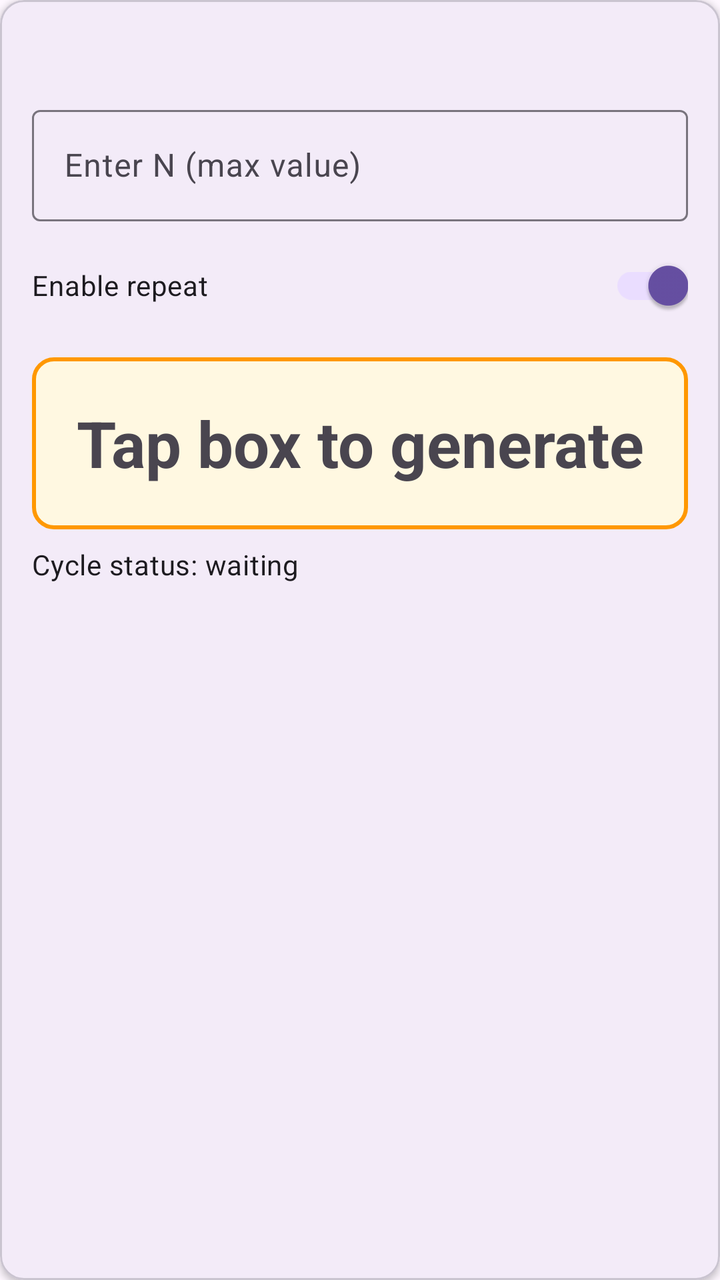
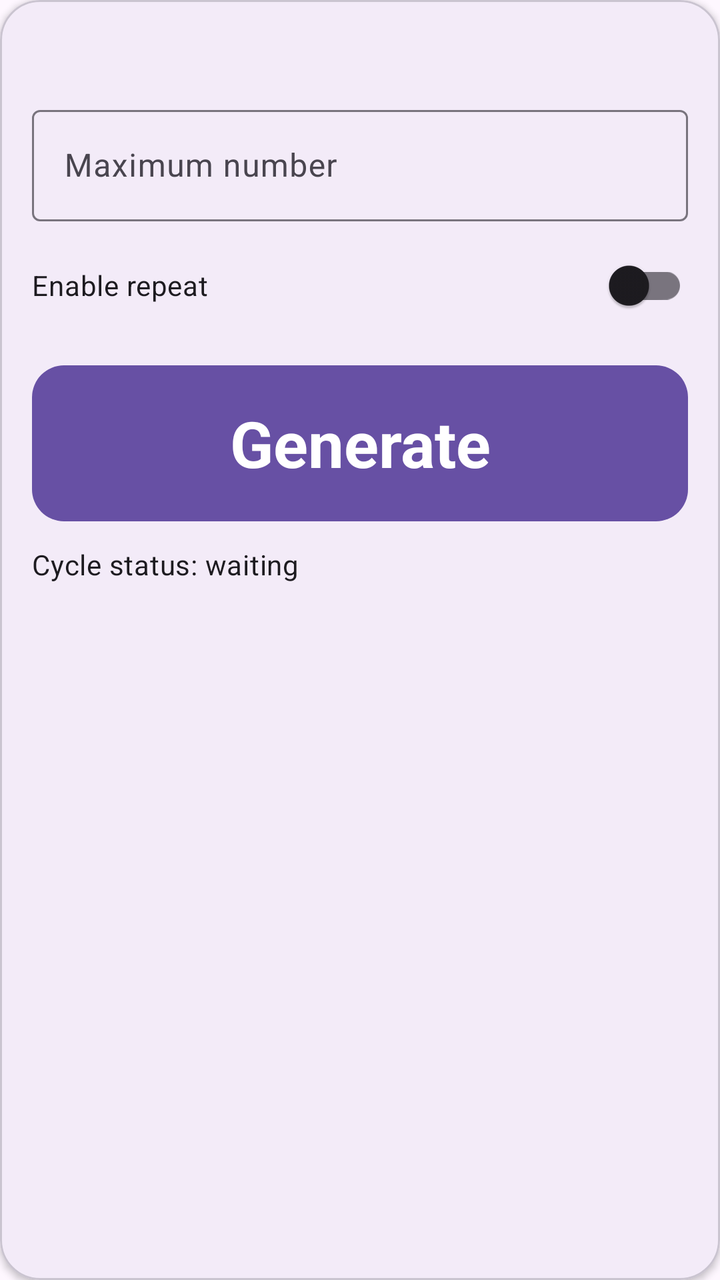

Two renders of the same Android screen: before a commit and after it. Below are the layout's source before the change and the commit's diff.
<!-- AndroidManifest.xml: application theme Theme.RandomGenApp -->
<!-- res/layout/view_random_section.xml -->
<?xml version="1.0" encoding="utf-8"?>
<com.google.android.material.card.MaterialCardView xmlns:android="http://schemas.android.com/apk/res/android"
    xmlns:app="http://schemas.android.com/apk/res-auto"
    android:layout_width="match_parent"
    android:layout_height="wrap_content"
    android:layout_marginBottom="16dp"
    app:cardCornerRadius="12dp"
    app:cardElevation="2dp">

    <LinearLayout
        android:layout_width="match_parent"
        android:layout_height="wrap_content"
        android:orientation="vertical"
        android:padding="16dp">

        <TextView
            android:id="@+id/tvSectionTitle"
            android:layout_width="match_parent"
            android:layout_height="wrap_content"
            android:textAppearance="@style/TextAppearance.Material3.TitleMedium" />

        <com.google.android.material.textfield.TextInputLayout
            android:layout_width="match_parent"
            android:layout_height="wrap_content"
            android:layout_marginTop="12dp"
            android:hint="@string/selected_n_hint">

            <com.google.android.material.textfield.TextInputEditText
                android:id="@+id/etMaxValue"
                android:layout_width="match_parent"
                android:layout_height="wrap_content"
                android:inputType="number" />
        </com.google.android.material.textfield.TextInputLayout>

        <com.google.android.material.switchmaterial.SwitchMaterial
            android:id="@+id/switchRepeat"
            android:layout_width="match_parent"
            android:layout_height="wrap_content"
            android:layout_marginTop="8dp"
            android:text="@string/repeat_switch_label"
            android:checked="true" />

        <TextView
            android:id="@+id/tvResult"
            android:layout_width="match_parent"
            android:layout_height="wrap_content"
            android:layout_marginTop="12dp"
            android:background="@drawable/result_box_background"
            android:clickable="true"
            android:focusable="true"
            android:foreground="?attr/selectableItemBackground"
            android:gravity="center"
            android:minHeight="86dp"
            android:padding="12dp"
            android:text="@string/result_placeholder"
            android:textAppearance="@style/TextAppearance.Material3.HeadlineLarge"
            android:textStyle="bold" />

        <TextView
            android:id="@+id/tvCycleStatus"
            android:layout_width="match_parent"
            android:layout_height="wrap_content"
            android:layout_marginTop="8dp"
            android:text="@string/cycle_status_placeholder"
            android:textAppearance="@style/TextAppearance.Material3.BodyMedium" />
    </LinearLayout>

</com.google.android.material.card.MaterialCardView>
<!-- resources referenced by this layout -->
<resources>
  <!-- drawable result_box_background (drawable) -->
  <?xml version="1.0" encoding="utf-8"?>
  <shape xmlns:android="http://schemas.android.com/apk/res/android" android:shape="rectangle">
      <solid android:color="#FFF8E1" />
      <stroke
          android:width="2dp"
          android:color="#FF9800" />
      <corners android:radius="10dp" />
  </shape>
  <string name="cycle_status_placeholder">Cycle status: waiting</string>
  <string name="repeat_switch_label">Enable repeat</string>
  <string name="result_placeholder">Tap box to generate</string>
  <string name="selected_n_hint">Enter N (max value)</string>
  <style name="Theme.RandomGenApp" parent="Theme.Material3.DayNight.NoActionBar" />
</resources>

<!-- the commit's change to res/layout/view_random_section.xml (unified diff, before → after) -->
@@ -4,7 +4,7 @@
     android:layout_width="match_parent"
     android:layout_height="wrap_content"
     android:layout_marginBottom="16dp"
-    app:cardCornerRadius="12dp"
+    app:cardCornerRadius="20dp"
     app:cardElevation="2dp">
 
     <LinearLayout
@@ -29,7 +29,8 @@
                 android:id="@+id/etMaxValue"
                 android:layout_width="match_parent"
                 android:layout_height="wrap_content"
-                android:inputType="number" />
+                android:inputType="number"
+                android:saveEnabled="false" />
         </com.google.android.material.textfield.TextInputLayout>
 
         <com.google.android.material.switchmaterial.SwitchMaterial
@@ -37,30 +38,30 @@
             android:layout_width="match_parent"
             android:layout_height="wrap_content"
             android:layout_marginTop="8dp"
+            android:minHeight="48dp"
             android:text="@string/repeat_switch_label"
-            android:checked="true" />
+            android:checked="false"
+            android:saveEnabled="false" />
 
-        <TextView
+        <com.google.android.material.button.MaterialButton
             android:id="@+id/tvResult"
             android:layout_width="match_parent"
             android:layout_height="wrap_content"
             android:layout_marginTop="12dp"
-            android:background="@drawable/result_box_background"
-            android:clickable="true"
-            android:focusable="true"
-            android:foreground="?attr/selectableItemBackground"
             android:gravity="center"
-            android:minHeight="86dp"
+            android:minHeight="@dimen/result_height"
             android:padding="12dp"
             android:text="@string/result_placeholder"
             android:textAppearance="@style/TextAppearance.Material3.HeadlineLarge"
-            android:textStyle="bold" />
+            android:textStyle="bold"
+            app:cornerRadius="16dp" />
 
         <TextView
             android:id="@+id/tvCycleStatus"
             android:layout_width="match_parent"
             android:layout_height="wrap_content"
             android:layout_marginTop="8dp"
+            android:accessibilityLiveRegion="polite"
             android:text="@string/cycle_status_placeholder"
             android:textAppearance="@style/TextAppearance.Material3.BodyMedium" />
     </LinearLayout>
<!-- resource entries referenced after the edit -->
@@ -1,18 +1,10 @@
 <!-- resources referenced by this layout -->
 <resources>
-  <!-- drawable result_box_background (drawable) -->
-  <?xml version="1.0" encoding="utf-8"?>
-  <shape xmlns:android="http://schemas.android.com/apk/res/android" android:shape="rectangle">
-      <solid android:color="#FFF8E1" />
-      <stroke
-          android:width="2dp"
-          android:color="#FF9800" />
-      <corners android:radius="10dp" />
-  </shape>
+  <dimen name="result_height">86dp</dimen>
   <string name="cycle_status_placeholder">Cycle status: waiting</string>
   <string name="repeat_switch_label">Enable repeat</string>
-  <string name="result_placeholder">Tap box to generate</string>
-  <string name="selected_n_hint">Enter N (max value)</string>
+  <string name="result_placeholder">Generate</string>
+  <string name="selected_n_hint">Maximum number</string>
   <style name="Theme.RandomGenApp" parent="Theme.Material3.DayNight.NoActionBar" />
 </resources>
 
